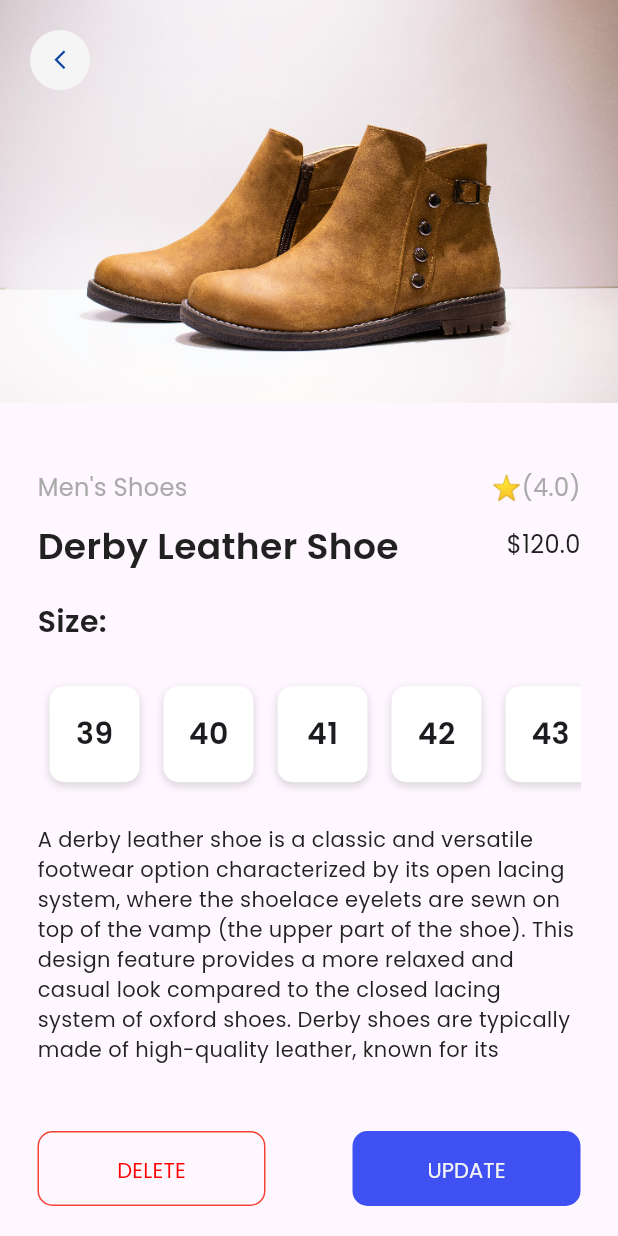
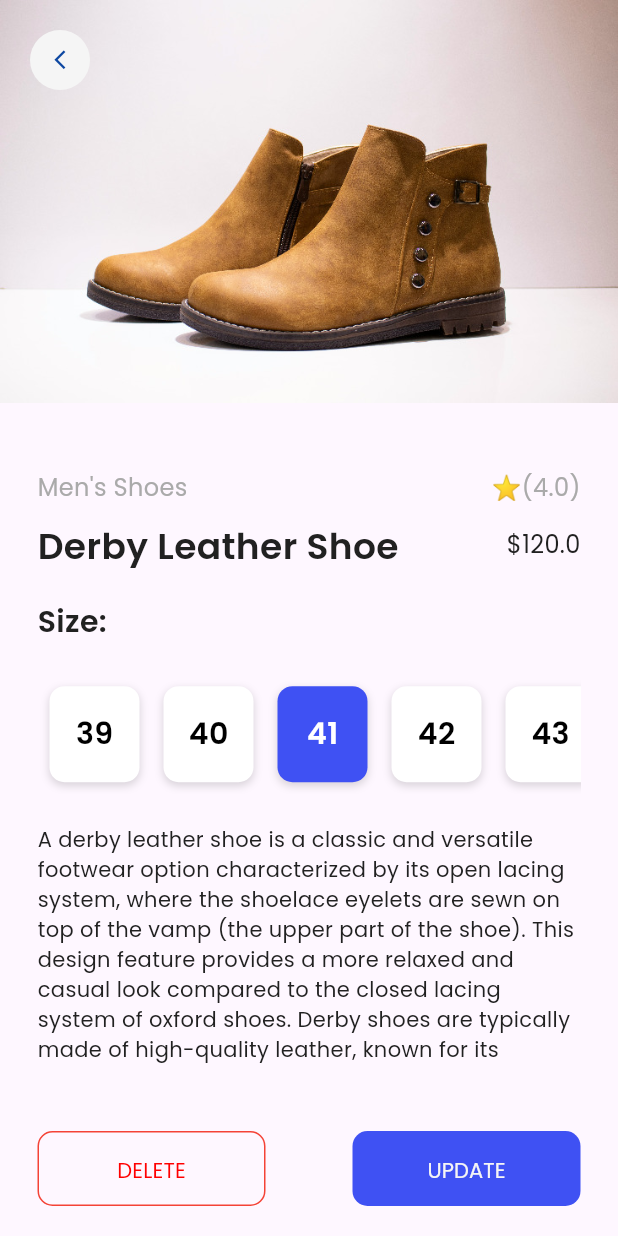
Before and after one commit to game-ale/2024-internship-mobile-tasks, a Flutter app: the screen it shows after launch, after a tap on "Derby Leather Shoe", on a phone screen of 412 x 824 dp. Run offline on Flutter 3.47's test engine with Material 3 defaults, Android fonts, the phone set to English and light mode, and no system bars.

Commit message:
picture update

```diff
--- a/mobile/Gemechu_Alemu/task6/lib/pages/details_page.dart
+++ b/mobile/Gemechu_Alemu/task6/lib/pages/details_page.dart
@@ -85,12 +85,13 @@ class DetailsPage extends StatelessWidget {
                           itemCount: 7,
                           itemBuilder: (context, index) {
                             final number = 39 + index;
+                            final isTarget = index == 2;
                             return Container(
                               width: 60,
                               height: 60,
                               margin: EdgeInsets.all(8),
                               decoration: BoxDecoration(
-                                color: Colors.white,
+                                color: isTarget ?  AppColors.secondary : Colors.white,
                                 borderRadius: BorderRadius.circular(10),
                                 boxShadow: [
                                   BoxShadow(
@@ -103,9 +104,12 @@ class DetailsPage extends StatelessWidget {
                               ),
                               alignment: Alignment.center,
                               child: Text(
-                                number.toString(),
-                                style: AppTextStyles.cardProductName,
-                              ),
+                                  number.toString(),
+                                  style: AppTextStyles.cardProductName.copyWith(
+                                  color: index == 2 ? Colors.white : Colors.black,
+  ),
+),
+
                             );
                           },
                         ),
--- a/mobile/Gemechu_Alemu/task6/lib/product_models/product_manager.dart
+++ b/mobile/Gemechu_Alemu/task6/lib/product_models/product_manager.dart
@@ -14,13 +14,13 @@ class ProductManager {
       productCategory: ProductCategory.male_shoes,
     ),
     Product(
-      name: "Derby Leather Shoe",
+      name: "Footwear",
       description:
           "A derby leather shoe is a classic and versatile footwear option characterized by its open lacing system, where the shoelace eyelets are sewn on top of the vamp (the upper part of the shoe). This design feature provides a more relaxed and casual look compared to the closed lacing system of oxford shoes. Derby shoes are typically made of high-quality leather, known for its durability and elegance, making them suitable for both formal and casual occasions. With their timeless style and comfortable fit, derby leather shoes are a staple in any well-rounded wardrobe.",
       price: 120.0,
       rating: Rating.good,
-      imageURL: 'assets/shoes.jpg',
-      productCategory: ProductCategory.male_shoes,
+      imageURL: 'assets/footwear1.png',
+      productCategory: ProductCategory.female_shoes,
     ),
     Product(
       name: "Derby Leather Shoe",
```
Also changed, not shown: mobile/Gemechu_Alemu/task6/assets/booties.png (added), mobile/Gemechu_Alemu/task6/assets/footwear.png (added), mobile/Gemechu_Alemu/task6/assets/footwear1.png (added).
